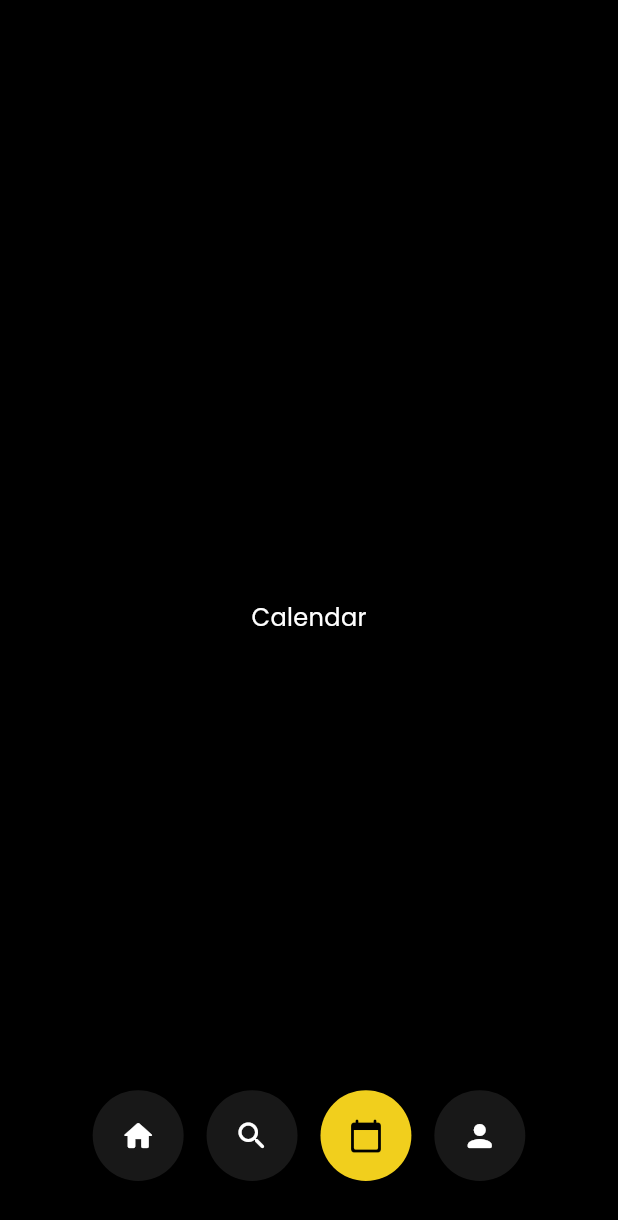
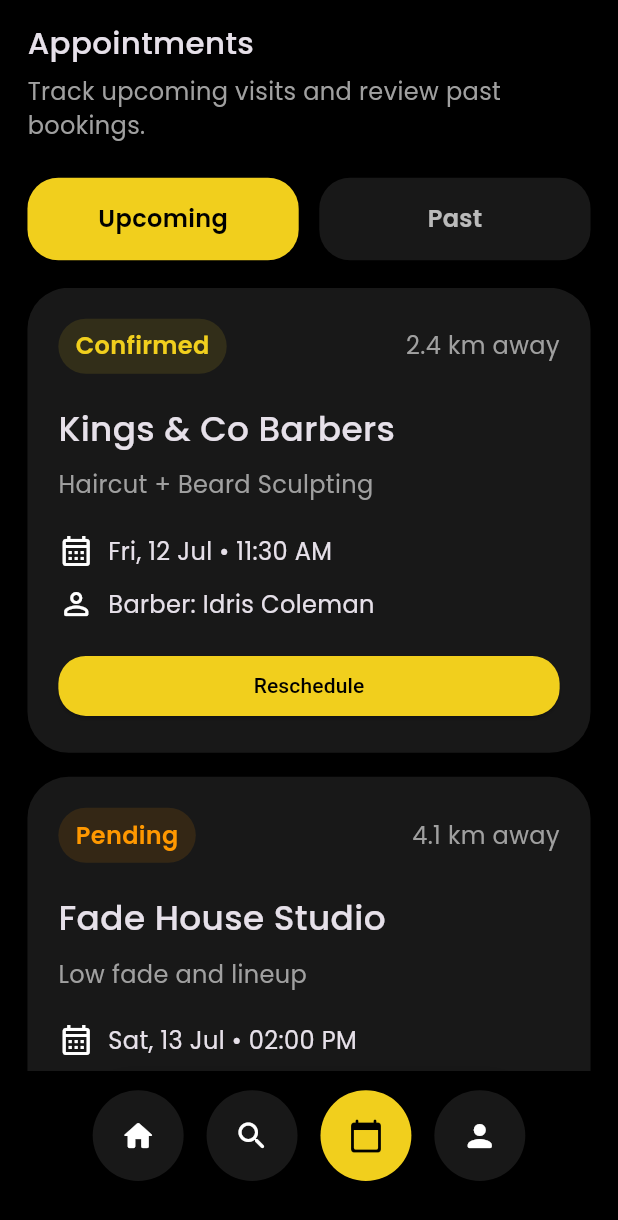
Before and after one commit to AdeLero/barbarshop, a Flutter app: the screen it shows after launch, swiped to page 3, on a phone screen of 412 x 824 dp. Shown: the top 1220 px of the screen. Run offline on Flutter 3.47's test engine with Material 3 defaults, Android fonts, the phone set to English and light mode, and no system bars; our stand-ins replace card_swiper, flutter_hooks, flutter_screenutil, flutter_svg, get_it, google_fonts and 1 more.

Commit message:
Add appointments tab view
Co-authored-by: Copilot <223556219+Copilot@users.noreply.github.com>

```diff
--- /dev/null
+++ b/lib/features/appointments/appointments.dart
@@ -0,0 +1 @@
+export 'presentation/presentation.dart';
--- /dev/null
+++ b/lib/features/appointments/presentation/pages/appointments_page.dart
@@ -0,0 +1,302 @@
+import 'package:barbar_shop/core/theme/app_colors.dart';
+import 'package:barbar_shop/core/theme/app_textstyles.dart';
+import 'package:flutter/material.dart';
+import 'package:flutter_screenutil/flutter_screenutil.dart';
+
+enum AppointmentTab { upcoming, past }
+
+class AppointmentsPage extends StatefulWidget {
+  const AppointmentsPage({super.key});
+
+  @override
+  State<AppointmentsPage> createState() => _AppointmentsPageState();
+}
+
+class _AppointmentsPageState extends State<AppointmentsPage> {
+  AppointmentTab _selectedTab = AppointmentTab.upcoming;
+
+  @override
+  Widget build(BuildContext context) {
+    return Scaffold(
+      backgroundColor: AppColors.background,
+      body: SafeArea(
+        bottom: false,
+        child: Padding(
+          padding: EdgeInsets.fromLTRB(16.w, 12.h, 16.w, 96.h),
+          child: Column(
+            crossAxisAlignment: CrossAxisAlignment.start,
+            children: [
+              Text('Appointments', style: AppTextStyles.heading2),
+              SizedBox(height: 6.h),
+              Text(
+                'Track upcoming visits and review past bookings.',
+                style: AppTextStyles.body.copyWith(color: AppColors.onPrimary),
+              ),
+              SizedBox(height: 20.h),
+              Row(
+                children: [
+                  Expanded(
+                    child: _CustomTabButton(
+                      label: 'Upcoming',
+                      selected: _selectedTab == AppointmentTab.upcoming,
+                      onTap: () {
+                        setState(() {
+                          _selectedTab = AppointmentTab.upcoming;
+                        });
+                      },
+                    ),
+                  ),
+                  SizedBox(width: 12.w),
+                  Expanded(
+                    child: _CustomTabButton(
+                      label: 'Past',
+                      selected: _selectedTab == AppointmentTab.past,
+                      onTap: () {
+                        setState(() {
+                          _selectedTab = AppointmentTab.past;
+                        });
+                      },
+                    ),
+                  ),
+                ],
+              ),
+              SizedBox(height: 16.h),
+              Expanded(
+                child:
+                    _selectedTab == AppointmentTab.upcoming
+                        ? _AppointmentList(
+                          appointments: _upcomingAppointments,
+                          emptyLabel: 'No upcoming appointments.',
+                        )
+                        : _AppointmentList(
+                          appointments: _pastAppointments,
+                          emptyLabel: 'No past appointments yet.',
+                        ),
+              ),
+            ],
+          ),
+        ),
+      ),
+    );
+  }
+}
+
+class _CustomTabButton extends StatelessWidget {
+  const _CustomTabButton({
+    required this.label,
+    required this.selected,
+    required this.onTap,
+  });
+
+  final String label;
+  final bool selected;
+  final VoidCallback onTap;
+
+  @override
+  Widget build(BuildContext context) {
+    return GestureDetector(
+      onTap: onTap,
+      child: AnimatedContainer(
+        duration: const Duration(milliseconds: 220),
+        curve: Curves.easeInOut,
+        padding: EdgeInsets.symmetric(vertical: 14.h),
+        decoration: BoxDecoration(
+          color: selected ? AppColors.primary : AppColors.onSecondary,
+          borderRadius: BorderRadius.circular(18.r),
+        ),
+        alignment: Alignment.center,
+        child: Text(
+          label,
+          style: AppTextStyles.body.copyWith(
+            color: selected ? Colors.black : Colors.white70,
+            fontWeight: FontWeight.w600,
+          ),
+        ),
+      ),
+    );
+  }
+}
+
+class _AppointmentList extends StatelessWidget {
+  const _AppointmentList({
+    required this.appointments,
+    required this.emptyLabel,
+  });
+
+  final List<_AppointmentData> appointments;
+  final String emptyLabel;
+
+  @override
+  Widget build(BuildContext context) {
+    if (appointments.isEmpty) {
+      return Center(child: Text(emptyLabel, style: AppTextStyles.body));
+    }
+
+    return ListView.separated(
+      padding: EdgeInsets.zero,
+      itemCount: appointments.length,
+      separatorBuilder: (_, __) => SizedBox(height: 14.h),
+      itemBuilder: (context, index) {
+        final appointment = appointments[index];
+        return Container(
+          width: double.infinity,
+          padding: EdgeInsets.all(18.w),
+          decoration: BoxDecoration(
+            color: AppColors.onSecondary,
+            borderRadius: BorderRadius.circular(24.r),
+          ),
+          child: Column(
+            crossAxisAlignment: CrossAxisAlignment.start,
+            children: [
+              Row(
+                children: [
+                  Container(
+                    padding: EdgeInsets.symmetric(
+                      horizontal: 10.w,
+                      vertical: 6.h,
+                    ),
+                    decoration: BoxDecoration(
+                      color: appointment.statusColor.withValues(alpha: 0.12),
+                      borderRadius: BorderRadius.circular(20.r),
+                    ),
+                    child: Text(
+                      appointment.status,
+                      style: AppTextStyles.body.copyWith(
+                        color: appointment.statusColor,
+                        fontWeight: FontWeight.w600,
+                      ),
+                    ),
+                  ),
+                  const Spacer(),
+                  Text(
+                    appointment.distance,
+                    style: AppTextStyles.body.copyWith(
+                      color: AppColors.onPrimary,
+                    ),
+                  ),
+                ],
+              ),
+              SizedBox(height: 18.h),
+              Text(
+                appointment.shopName,
+                style: AppTextStyles.heading2.copyWith(fontSize: 20.sp),
+              ),
+              SizedBox(height: 8.h),
+              Text(
+                appointment.service,
+                style: AppTextStyles.body.copyWith(color: AppColors.onPrimary),
+              ),
+              SizedBox(height: 18.h),
+              Row(
+                children: [
+                  const Icon(
+                    Icons.calendar_month_outlined,
+                    color: AppColors.onBackground,
+                  ),
+                  SizedBox(width: 8.w),
+                  Text(appointment.schedule, style: AppTextStyles.body),
+                ],
+              ),
+              SizedBox(height: 10.h),
+              Row(
+                children: [
+                  const Icon(
+                    Icons.person_outline_rounded,
+                    color: AppColors.onBackground,
+                  ),
+                  SizedBox(width: 8.w),
+                  Text(appointment.barber, style: AppTextStyles.body),
+                ],
+              ),
+              if (appointment.actionLabel != null) ...[
+                SizedBox(height: 16.h),
+                SizedBox(
+                  width: double.infinity,
+                  child: ElevatedButton(
+                    onPressed: () {},
+                    style: ElevatedButton.styleFrom(
+                      backgroundColor: AppColors.primary,
+                      foregroundColor: Colors.black,
+                      shape: RoundedRectangleBorder(
+                        borderRadius: BorderRadius.circular(16.r),
+                      ),
+                    ),
+                    child: Text(appointment.actionLabel!),
+                  ),
+                ),
+              ],
+            ],
+          ),
+        );
+      },
+    );
+  }
+}
+
+class _AppointmentData {
+  const _AppointmentData({
+    required this.status,
+    required this.statusColor,
+    required this.shopName,
+    required this.service,
+    required this.schedule,
+    required this.barber,
+    required this.distance,
+    this.actionLabel,
+  });
+
+  final String status;
+  final Color statusColor;
+  final String shopName;
+  final String service;
+  final String schedule;
+  final String barber;
+  final String distance;
+  final String? actionLabel;
+}
+
+const _upcomingAppointments = <_AppointmentData>[
+  _AppointmentData(
+    status: 'Confirmed',
+    statusColor: AppColors.primary,
+    shopName: 'Kings & Co Barbers',
+    service: 'Haircut + Beard Sculpting',
+    schedule: 'Fri, 12 Jul • 11:30 AM',
+    barber: 'Barber: Idris Coleman',
+    distance: '2.4 km away',
+    actionLabel: 'Reschedule',
+  ),
+  _AppointmentData(
+    status: 'Pending',
+    statusColor: Colors.orange,
+    shopName: 'Fade House Studio',
+    service: 'Low fade and lineup',
+    schedule: 'Sat, 13 Jul • 02:00 PM',
+    barber: 'Barber: Ade Oladipo',
+    distance: '4.1 km away',
+    actionLabel: 'View Details',
+  ),
+];
+
+const _pastAppointments = <_AppointmentData>[
+  _AppointmentData(
+    status: 'Completed',
+    statusColor: Colors.green,
+    shopName: 'Kings & Co Barbers',
+    service: 'Classic haircut',
+    schedule: 'Mon, 01 Jul • 09:00 AM',
+    barber: 'Barber: Idris Coleman',
+    distance: '2.4 km away',
+    actionLabel: 'Book Again',
+  ),
+  _AppointmentData(
+    status: 'Completed',
+    statusColor: Colors.green,
+    shopName: 'Fade House Studio',
+    service: 'Beard trim and shape up',
+    schedule: 'Wed, 12 Jun • 04:30 PM',
+    barber: 'Barber: Ade Oladipo',
+    distance: '4.1 km away',
+    actionLabel: 'Book Again',
+  ),
+];
--- /dev/null
+++ b/lib/features/appointments/presentation/pages/pages.dart
@@ -0,0 +1 @@
+export 'appointments_page.dart';
--- /dev/null
+++ b/lib/features/appointments/presentation/presentation.dart
@@ -0,0 +1 @@
+export 'pages/pages.dart';
--- a/lib/features/dashboard/presentation/pages/landing_page.dart
+++ b/lib/features/dashboard/presentation/pages/landing_page.dart
@@ -1,5 +1,6 @@
 // landing_page.dart
 import 'package:barbar_shop/features/dashboard/presentation/viewmodels/dashboard_page_change_notifier/dashboard_page_change_notifier.dart';
+import 'package:barbar_shop/features/appointments/presentation/pages/appointments_page.dart';
 import 'package:barbar_shop/features/home/presentation/pages/home_page.dart';
 import 'package:barbar_shop/features/profile/presentation/pages/profile_page.dart';
 import 'package:barbar_shop/features/search/presentation/pages/search_page.dart';
@@ -32,11 +33,12 @@ class LandingPage extends ConsumerWidget {
         children: const [
           HomePage(),
           SearchPage(),
-          Center(child: Text("Calendar", style: TextStyle(color: Colors.white))),
+          AppointmentsPage(),
           ProfilePage(),
         ],
       ),
-      bottomNavigationBar: nav.selectedPage != 1
+      bottomNavigationBar:
+          nav.selectedPage != 1
               ? Padding(
                 padding: EdgeInsets.only(left: 46.w, right: 46.w, bottom: 24.h),
                 child: Container(
@@ -49,7 +51,7 @@ class LandingPage extends ConsumerWidget {
                         color: Colors.black.withValues(alpha: 0.6),
                         blurRadius: 10,
                         offset: const Offset(0, 4),
-              )
+                      ),
                     ],
                   ),
                   child: Row(
@@ -58,13 +60,19 @@ class LandingPage extends ConsumerWidget {
                       final isSelected = nav.selectedPage == index;
 
                       return GestureDetector(
-                onTap: () => ref.read(dashboardPageChangeProvider).setIndex(index),
+                        onTap:
+                            () => ref
+                                .read(dashboardPageChangeProvider)
+                                .setIndex(index),
                         child: AnimatedContainer(
                           duration: const Duration(milliseconds: 250),
                           curve: Curves.easeInOutCirc,
                           padding: EdgeInsets.all(16.w),
                           decoration: BoxDecoration(
-                    color: isSelected ? AppColors.primary : AppColors.onSecondary,
+                            color:
+                                isSelected
+                                    ? AppColors.primary
+                                    : AppColors.onSecondary,
                             shape: BoxShape.circle,
                           ),
                           child: Icon(
--- a/lib/features/features.dart
+++ b/lib/features/features.dart
@@ -1,2 +1,3 @@
 export 'dashboard/dashboard.dart';
+export 'appointments/appointments.dart';
 export 'profile/profile.dart';
```
Lines whose indentation alone changed are shown as unchanged.
